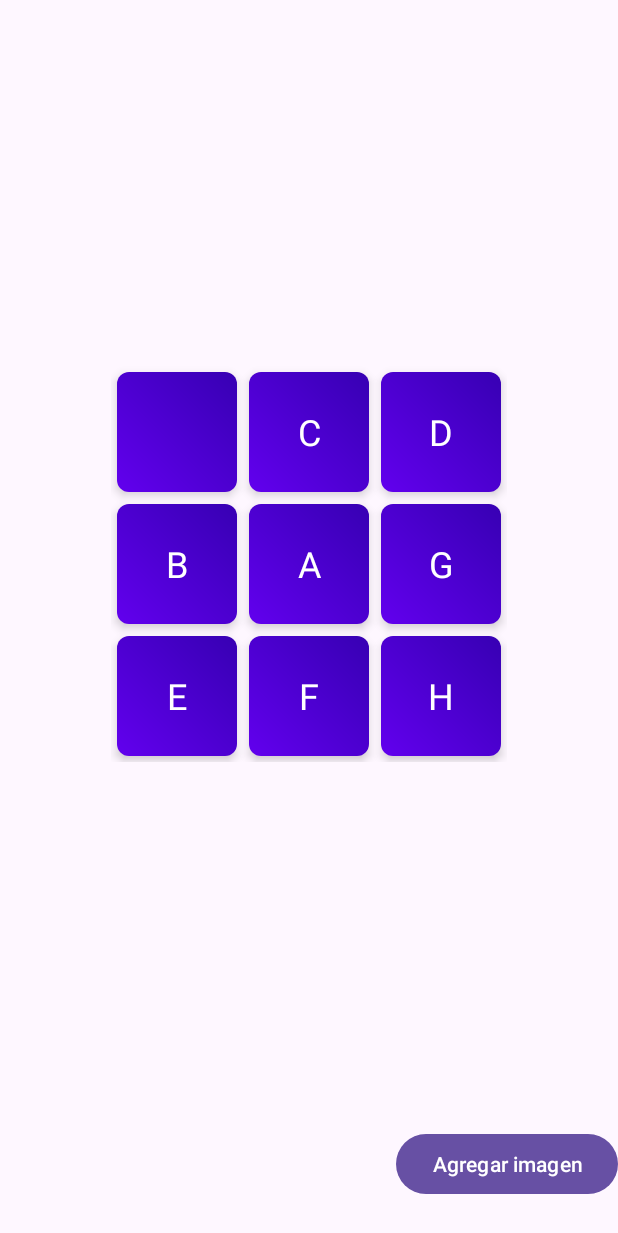
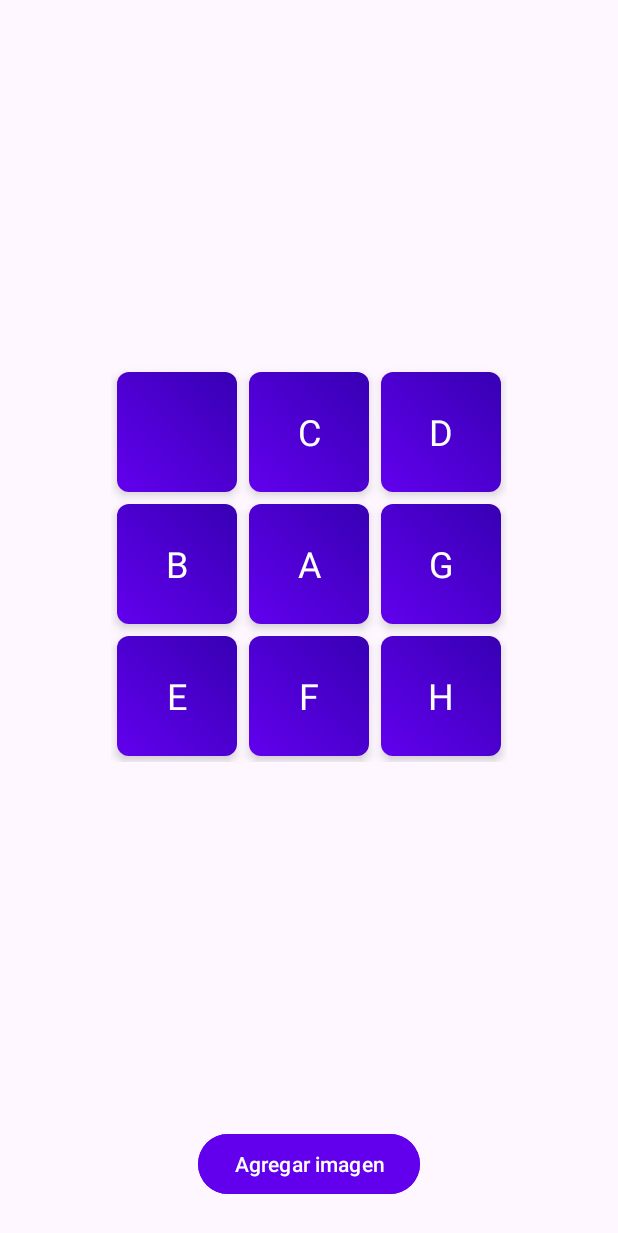
Before and after one commit to SkyWing3/puzzle, an Android app: the screen it shows after launch (MainActivity), on a phone screen of 412 x 824 dp. Shown: the top 1233 px of the screen. Run offline under Robolectric (Android 15) with nearby library versions, the phone set to English and light mode, and no system bars.

Commit message:
Center controls and add button animations

```diff
--- a/app/src/main/res/layout/activity_main.xml
+++ b/app/src/main/res/layout/activity_main.xml
@@ -30,7 +30,8 @@
         app:layout_goneMarginTop="0dp"
         app:layout_constraintBottom_toTopOf="@+id/btnImage"
         app:layout_constraintStart_toStartOf="parent"
-        app:layout_constraintEnd_toEndOf="parent">
+        app:layout_constraintEnd_toEndOf="parent"
+        app:layout_constraintVertical_bias="0.5">
 
         <TextView
             android:id="@+id/tile0"
@@ -84,18 +85,24 @@
         android:layout_width="wrap_content"
         android:layout_height="wrap_content"
         android:text="@string/remove_image"
+        android:textColor="@android:color/white"
+        android:backgroundTint="@color/removeButton"
         android:layout_marginBottom="24dp"
         android:visibility="gone"
         app:layout_constraintBottom_toBottomOf="parent"
-        app:layout_constraintStart_toStartOf="parent" />
+        app:layout_constraintStart_toStartOf="parent"
+        app:layout_constraintEnd_toEndOf="parent" />
 
     <Button
         android:id="@+id/btnImage"
         android:layout_width="wrap_content"
         android:layout_height="wrap_content"
         android:text="@string/select_image"
+        android:textColor="@android:color/white"
+        android:backgroundTint="@color/addButton"
         android:layout_marginBottom="24dp"
         app:layout_constraintBottom_toBottomOf="parent"
+        app:layout_constraintStart_toStartOf="parent"
         app:layout_constraintEnd_toEndOf="parent" />
 
 </androidx.constraintlayout.widget.ConstraintLayout>
--- a/app/src/main/res/values/colors.xml
+++ b/app/src/main/res/values/colors.xml
@@ -2,4 +2,6 @@
 <resources>
     <color name="black">#FF000000</color>
     <color name="white">#FFFFFFFF</color>
+    <color name="addButton">#6200EE</color>
+    <color name="removeButton">#B00020</color>
 </resources>
```
Also changed, not shown: app/src/main/java/com/app/puzzle/MainActivity.java (+9 -2 lines).
